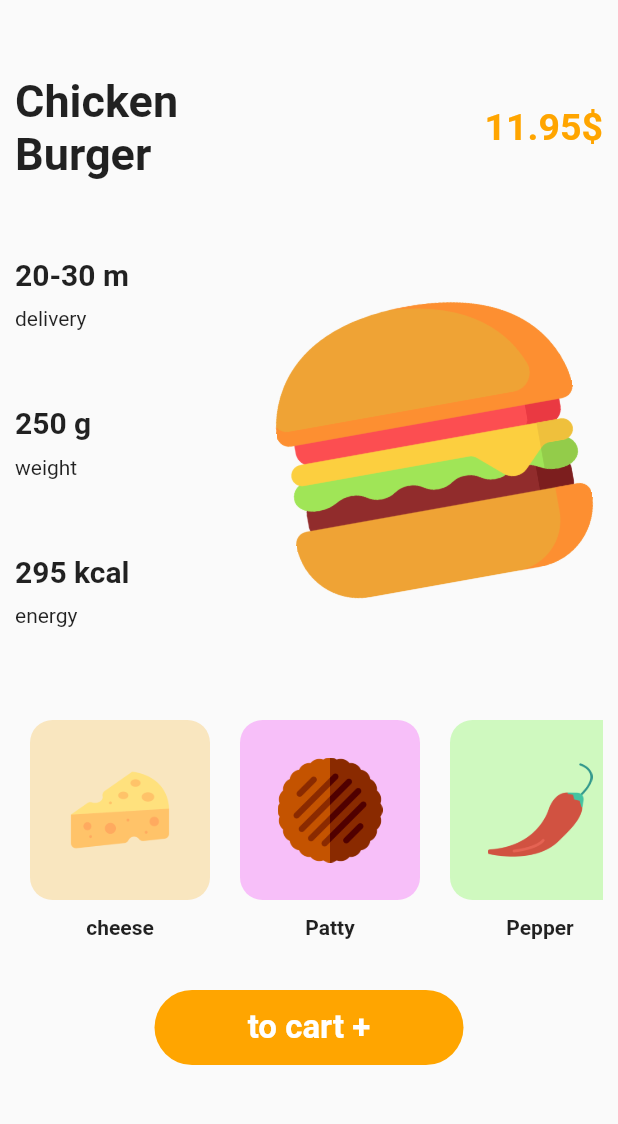
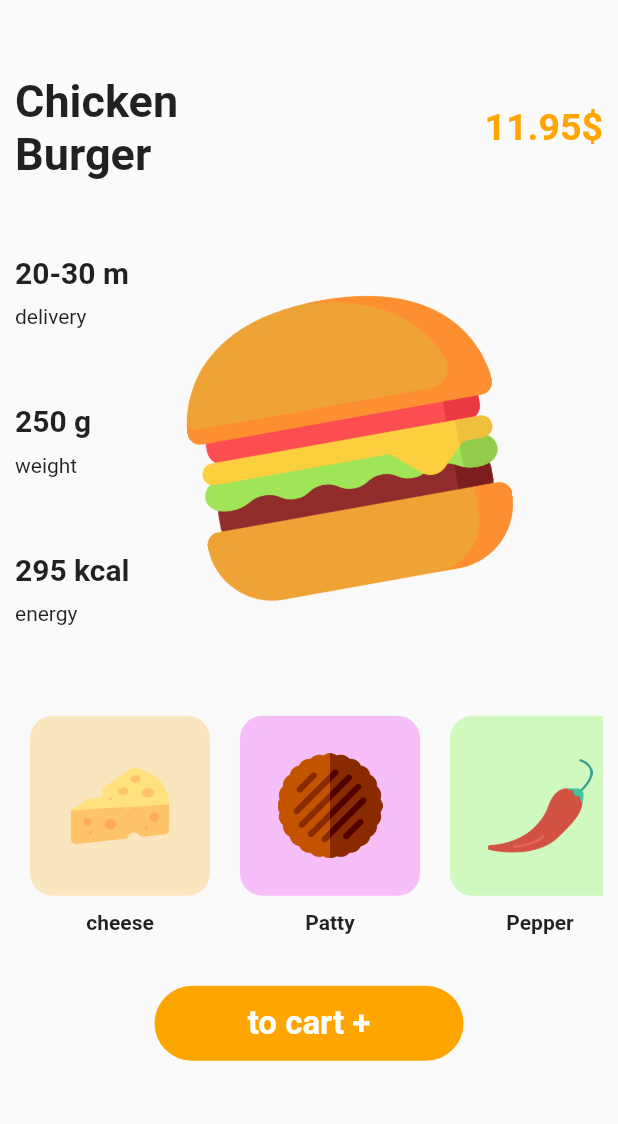
Before and after one commit to akashkamble6226/fastfood, a Flutter app: the screen it shows after launch, after a tap on "Chicken Burger", on a phone screen of 412 x 824 dp, the part 90-1214 px from its top. Run offline on Flutter 3.47's test engine with Material 2 defaults, Android fonts, the phone set to English and light mode, and no system bars; our stand-ins replace flutter_svg, get, hexcolor, ionicons, rxdart, sizer; missing offline and left inert: colorful_safe_area.

Commit message:
get started with responsivness

```diff
--- a/lib/main.dart
+++ b/lib/main.dart
@@ -1,12 +1,9 @@
-import 'package:fastfood/views/basic_animation.dart';
-import 'package:fastfood/views/efficient_anim.dart';
 import 'package:fastfood/views/side_bar_layout.dart';
-import 'package:fastfood/views/sidebar.dart';
-import 'package:fastfood/views/implicit_way_animation.dart';
-import 'package:fastfood/widgets/device_details.dart';
+
 import 'package:flutter/material.dart';
 import 'package:get/get_navigation/src/root/get_material_app.dart';
 import 'package:hexcolor/hexcolor.dart';
+import 'package:sizer/sizer.dart';
 
 void main() {
   runApp(MyApp());
@@ -18,24 +15,16 @@ class MyApp extends StatelessWidget {
   // final deviceDetails = DeviceDetails();
   @override
   Widget build(BuildContext context) {
+    return Sizer(builder: (context, orientation, deviceType) {
       return GetMaterialApp(
         title: 'Fast Food',
         color: HexColor('#ffa500'),
         debugShowCheckedModeBanner: false,
         theme: ThemeData(
-        // This is the theme of your application.
-        //
-        // Try running your application with "flutter run". You'll see the
-        // application has a blue toolbar. Then, without quitting the app, try
-        // changing the primarySwatch below to Colors.green and then invoke
-        // "hot reload" (press "r" in the console where you ran "flutter run",
-        // or simply save your changes to "hot reload" in a Flutter IDE).
-        // Notice that the counter didn't reset back to zero; the application
-        // is not restarted.
-
-        primaryColor:  HexColor('#ffa500'),
+          primaryColor: HexColor('#ffa500'),
         ),
         home: SideBarLayout(),
       );
+    });
   }
 }
--- a/lib/views/homepage.dart
+++ b/lib/views/homepage.dart
@@ -1,11 +1,11 @@
 import 'package:fastfood/models/fast_food_item_dummy_data.dart';
-import 'package:fastfood/widgets/device_details.dart';
 import 'package:flutter/material.dart';
 import 'package:flutter_svg/flutter_svg.dart';
 import 'package:get/get.dart';
 import 'package:hexcolor/hexcolor.dart';
 import '../models/pramotion_dummy_data.dart';
 import 'item_details.dart';
+import 'package:sizer/sizer.dart';
 
 class BergerMenu extends StatelessWidget {
   @override
@@ -120,8 +120,8 @@ class BuildFastFoodItemsRow extends StatelessWidget {
                                 child: Container(
                                   // width: 120,
                                   width:
-                                      // MediaQuery.of(context).size.width ,
-                                      MediaQuery.of(context).size.width  * 0.3,
+
+                                      30.w,
                                   child: Text(
                                     fastFoodItemList[ind].name,
                                     style: TextStyle(
@@ -159,8 +159,8 @@ class BuildFastFoodItemsRow extends StatelessWidget {
                           child: Image.asset(
                             fastFoodItemList[ind].img,
                             fit: BoxFit.fitWidth,
-                            width: 40,
-                            height: 50,
+                            width: 80.w,
+                            height: 50.h,
                           ),
                         ),
                       ),
@@ -199,7 +199,8 @@ class BuildPramotionRow extends StatelessWidget {
                 clipBehavior: Clip.hardEdge,
                 children: [
                   Container(
-                    width: 130,
+                    width: 35.w,
+
                     decoration: BoxDecoration(
                       borderRadius: BorderRadius.circular(40),
                       color: HexColor(
--- a/lib/views/item_details.dart
+++ b/lib/views/item_details.dart
@@ -4,7 +4,7 @@ import 'package:flutter/material.dart';
 import 'package:flutter_svg/svg.dart';
 import 'package:get/get.dart';
 import 'package:hexcolor/hexcolor.dart';
-
+import 'package:sizer/sizer.dart';
 import 'package:ionicons/ionicons.dart';
 
 class ItemDetails extends StatelessWidget {
@@ -92,7 +92,7 @@ class ItemDetails extends StatelessWidget {
                           buildCharacteristics("295 kcal", "energy"),
                         ],
                       ),
-                      Spacer(),
+                      SizedBox(width: 10.w,),
                       FittedBox(
                         child: Transform.rotate(
                           angle: 270,
@@ -102,9 +102,9 @@ class ItemDetails extends StatelessWidget {
 
                                                           child: Image.asset(
                                 'assets/images/burger.png',
-                                fit: BoxFit.fitWidth,
-                                width: 200,
-                                height: 250,
+
+                                width: 50.w,
+                                height: 30.h,
                               ),
                             ),
                           ),
--- a/pubspec.yaml
+++ b/pubspec.yaml
@@ -30,6 +30,7 @@ dependencies:
   get: ^4.1.4
   flutter_svg: ^0.22.0
   ionicons: ^0.1.2
+  sizer: ^2.0.13
 
 
   # The following adds the Cupertino Icons font to your application.
```
Also changed, not shown: pubspec.lock. Lines whose indentation alone changed are shown as unchanged.
